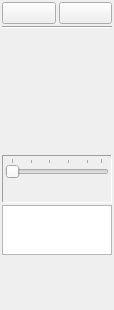
First picture: the form in src/dcc/whiteboardtoolbarui.ui, repository KDE/konversation, before the edit.
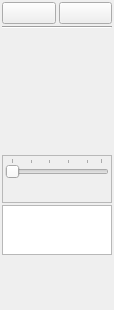
Second picture: the form after the edit. Custom widgets are drawn as their Qt base class.

Commit message: - Fix colorchooser and lineWidth frame style

What changed in the file:
```diff
--- a/src/dcc/whiteboardtoolbarui.ui
+++ b/src/dcc/whiteboardtoolbarui.ui
@@ -158,7 +158,7 @@
    <item>
     <widget class="QFrame" name="m_lineWidthFrame">
      <property name="frameShape">
-      <enum>QFrame::Panel</enum>
+      <enum>QFrame::StyledPanel</enum>
      </property>
      <property name="frameShadow">
       <enum>QFrame::Sunken</enum>
```
The commit also changes 1 other file.
